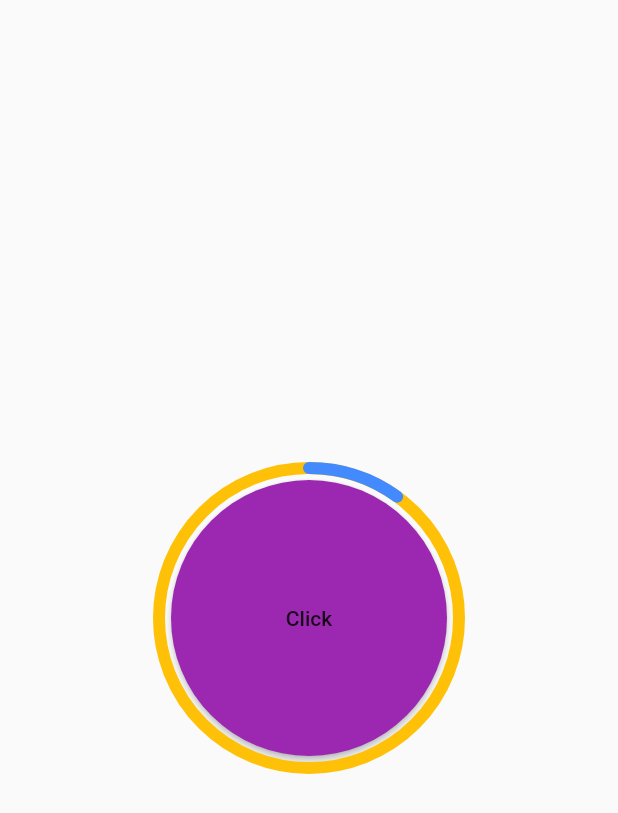
After one commit to RicardoRaymundo/widgets_of_the_week, a Flutter app: the WidgetsCustomPaint screen opened directly, after a tap on "Click", on a phone screen of 412 x 824 dp. The commit adds this screen. Shown: the top 813 px of the screen. Run offline on Flutter 3.47's test engine with Material 2 defaults, Android fonts, the phone set to English and light mode, and no system bars; our stand-ins replace transparent_image; project files that could hold a hidden picture were left out.

```diff
--- /dev/null
+++ b/lib/widgets/custom_paint/widgets_custom_paint.dart
@@ -0,0 +1,104 @@
+import 'dart:math';
+import 'dart:ui';
+
+import 'package:flutter/material.dart';
+
+class WidgetsCustomPaint extends StatefulWidget {
+  @override
+  _WidgetsCustomPaintState createState() => _WidgetsCustomPaintState();
+}
+
+class _WidgetsCustomPaintState extends State<WidgetsCustomPaint>
+    with TickerProviderStateMixin {
+  double percentage = 0.0;
+  double newPercentage = 0.0;
+  AnimationController percentageAnimationController;
+
+  @override
+  void initState() {
+    super.initState();
+    setState(() {
+      percentage = 0.0;
+    });
+    percentageAnimationController = new AnimationController(
+        vsync: this, duration: new Duration(milliseconds: 1000))
+      ..addListener(() {
+        setState(() {
+          percentage = lerpDouble(
+              percentage, newPercentage, percentageAnimationController.value);
+        });
+      });
+  }
+
+  @override
+  Widget build(BuildContext context) {
+    return new Scaffold(
+        body: Center(
+      child: new Container(
+        height: 200.0,
+        width: 200.0,
+        child: new CustomPaint(
+          foregroundPainter: new MyPainter(
+              lineColor: Colors.amber,
+              completeColor: Colors.blueAccent,
+              completePercent: percentage,
+              width: 8.0),
+          child: new Padding(
+            padding: const EdgeInsets.all(8.0),
+            child: new RaisedButton(
+                color: Colors.purple,
+                splashColor: Colors.blueAccent,
+                shape: new CircleBorder(),
+                child: new Text("Click"),
+                onPressed: () {
+                  setState(() {
+                    percentage = newPercentage;
+                    newPercentage += 10;
+                    if (newPercentage > 100.0) {
+                      percentage = 0.0;
+                      newPercentage = 0.0;
+                    }
+                    percentageAnimationController.forward(from: 0.0);
+                  });
+                }),
+          ),
+        ),
+      ),
+    ));
+  }
+}
+
+class MyPainter extends CustomPainter {
+  Color lineColor;
+  Color completeColor;
+  double completePercent;
+  double width;
+
+  MyPainter(
+      {this.lineColor, this.completeColor, this.completePercent, this.width});
+
+  @override
+  void paint(Canvas canvas, Size size) {
+    Paint line = new Paint()
+      ..color = lineColor
+      ..strokeCap = StrokeCap.round
+      ..style = PaintingStyle.stroke
+      ..strokeWidth = width;
+    Paint complete = new Paint()
+      ..color = completeColor
+      ..strokeCap = StrokeCap.round
+      ..style = PaintingStyle.stroke
+      ..strokeWidth = width;
+    Offset center = new Offset(size.width / 2, size.height / 2);
+    double radius = min(size.width / 2, size.height / 2);
+    canvas.drawCircle(center, radius, line);
+    double arcAngle = 2 * pi * (completePercent / 100);
+    canvas.drawArc(new Rect.fromCircle(center: center, radius: radius), -pi / 2,
+        arcAngle, false, complete);
+  }
+
+  @override
+  bool shouldRepaint(CustomPainter oldDelegate) {
+    return true;
+  }
+}
--- a/lib/widgets/hero/widgets_hero.dart
+++ b/lib/widgets/hero/widgets_hero.dart
@@ -24,6 +24,9 @@ class _WidgetsHeroState extends State<WidgetsHero> {
             var i = index + 1;
 
             return InkWell(
+              /// Envolve a imagem em um Hero
+              /// Cada Hero criado tem sua tag única
+              /// Ao clicar, o Hero faz o push para a pagina de detalhe
               child: Hero(
                 tag: 'donut' + (i).toString(),
                 child: Image.asset('assets/donuts' + (i).toString() + '.png'),
@@ -46,3 +49,5 @@ class _WidgetsHeroState extends State<WidgetsHero> {
     );
   }
 }
+
+/// https://fluttersensei.com/posts/the-toobox-hero-animations/
```
Also changed, not shown: lib/home_page.dart (+9 -0 lines), lib/widgets/layout_builder/widgets_layout_builder.dart (added, +74 -0 lines), lib/widgets/sized_box/widgets_sized_box.dart (added, +38 -0 lines), lib/widgets/tooltip/widgets_tooltip.dart (added, +17 -0 lines).
